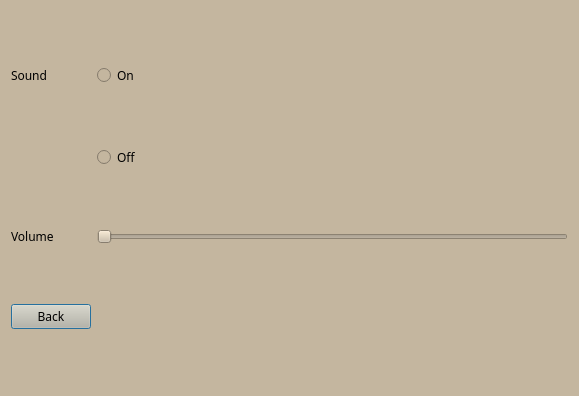
Above: Diplomacy/forms/optionswindow.ui from ulquiorra68/Diplomacy before the change. Below: the same form after it.
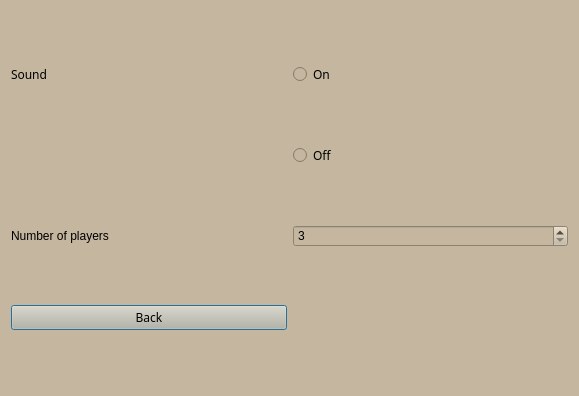
That is the form after the change.

```diff
--- a/Diplomacy/forms/optionswindow.ui
+++ b/Diplomacy/forms/optionswindow.ui
@@ -17,26 +17,26 @@
    <string notr="true">background-color: #c4b69f;</string>
   </property>
   <layout class="QGridLayout" name="gridLayout">
-   <item row="4" column="1">
-    <widget class="QSlider" name="volumeSlider">
-     <property name="orientation">
-      <enum>Qt::Horizontal</enum>
+   <item row="3" column="0">
+    <widget class="QLabel" name="label_2">
+     <property name="text">
+      <string>Number of players</string>
+     </property>
+    </widget>
+   </item>
+   <item row="1" column="0">
+    <widget class="QLabel" name="label">
+     <property name="font">
+      <font>
+       <family>MV Boli</family>
+      </font>
+     </property>
+     <property name="text">
+      <string>Sound</string>
      </property>
     </widget>
    </item>
    <item row="1" column="1">
-    <widget class="QRadioButton" name="offButton">
-     <property name="font">
-      <font>
-       <family>MV Boli</family>
-      </font>
-     </property>
-     <property name="text">
-      <string>Off</string>
-     </property>
-    </widget>
-   </item>
-   <item row="0" column="1">
     <widget class="QRadioButton" name="onButton">
      <property name="font">
       <font>
@@ -48,31 +48,29 @@
      </property>
     </widget>
    </item>
+   <item row="2" column="1">
+    <widget class="QRadioButton" name="offButton">
+     <property name="font">
+      <font>
+       <family>MV Boli</family>
+      </font>
+     </property>
+     <property name="text">
+      <string>Off</string>
+     </property>
+    </widget>
+   </item>
+   <item row="3" column="1">
+    <widget class="QSpinBox" name="numberSpinBox">
+     <property name="minimum">
+      <number>3</number>
+     </property>
+     <property name="maximum">
+      <number>7</number>
+     </property>
+    </widget>
+   </item>
    <item row="4" column="0">
-    <widget class="QLabel" name="label_2">
-     <property name="font">
-      <font>
-       <family>MV Boli</family>
-      </font>
-     </property>
-     <property name="text">
-      <string>Volume</string>
-     </property>
-    </widget>
-   </item>
-   <item row="0" column="0">
-    <widget class="QLabel" name="label">
-     <property name="font">
-      <font>
-       <family>MV Boli</family>
-      </font>
-     </property>
-     <property name="text">
-      <string>Sound</string>
-     </property>
-    </widget>
-   </item>
-   <item row="5" column="0">
     <widget class="QPushButton" name="backButton">
      <property name="font">
       <font>
```
